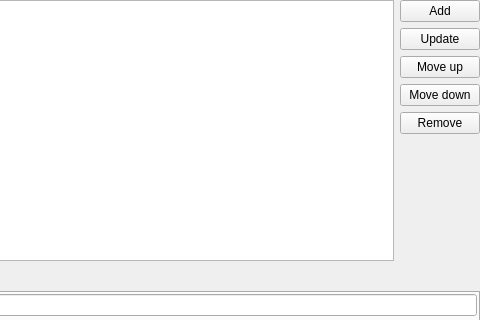
Old version of the form src/plugins/advancednotifications/notificationruleswidget.ui in the repository 0xd34df00d/leechcraft; both pictures show x 231 to 711 and y 0 to 320 of the 711 by 625 pixel window.
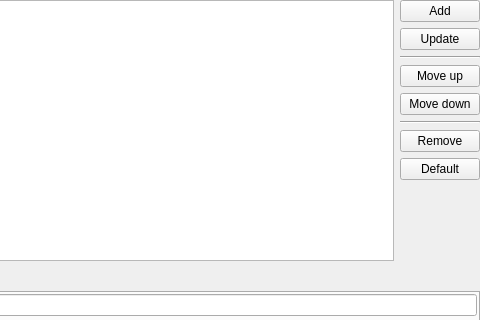
New version of the form.

Commit message: [AN] Allow to reload default set of rules.

Patch:
```diff
--- a/src/plugins/advancednotifications/notificationruleswidget.ui
+++ b/src/plugins/advancednotifications/notificationruleswidget.ui
@@ -38,6 +38,13 @@
          </property>
         </widget>
        </item>
+       <item>
+        <widget class="Line" name="line">
+         <property name="orientation">
+          <enum>Qt::Horizontal</enum>
+         </property>
+        </widget>
+       </item>
        <item>
         <widget class="QPushButton" name="MoveRuleUp_">
          <property name="text">
@@ -52,6 +59,13 @@
          </property>
         </widget>
        </item>
+       <item>
+        <widget class="Line" name="line_2">
+         <property name="orientation">
+          <enum>Qt::Horizontal</enum>
+         </property>
+        </widget>
+       </item>
        <item>
         <widget class="QPushButton" name="RemoveRule_">
          <property name="text">
@@ -59,6 +73,13 @@
          </property>
         </widget>
        </item>
+       <item>
+        <widget class="QPushButton" name="DefaultRules_">
+         <property name="text">
+          <string>Default</string>
+         </property>
+        </widget>
+       </item>
        <item>
         <spacer name="verticalSpacer">
          <property name="orientation">
```
The commit also changes 2 other files.
